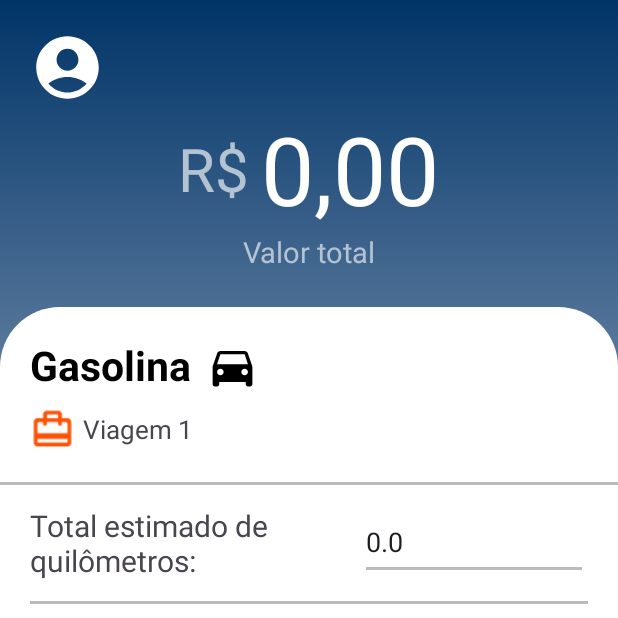
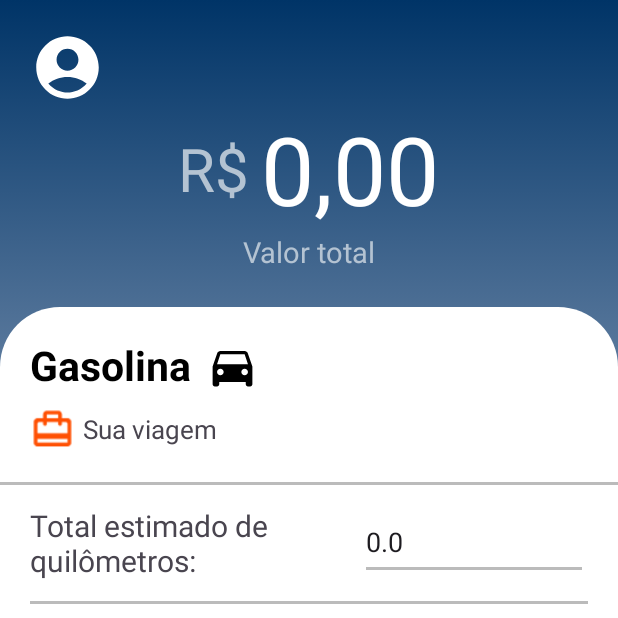
Before and after one commit to GeoHBR/ProjetoMobile, an Android app: the Gasolina screen opened directly, with no data from a screen before it, on a phone screen of 412 x 824 dp, the top half of it. Run offline under Robolectric (Android 15) with nearby library versions, the phone set to English and light mode, and no system bars.

Commit message:
texto viagem

```diff
--- a/app/src/main/res/layout/activity_entretenimento.xml
+++ b/app/src/main/res/layout/activity_entretenimento.xml
@@ -134,7 +134,7 @@
                             android:layout_width="wrap_content"
                             android:layout_height="wrap_content"
                             android:layout_marginStart="5dp"
-                            android:text="Viagem 1"
+                            android:text="Sua viagem"
                             android:textSize="17sp" />
                 </LinearLayout>
 
--- a/app/src/main/res/layout/activity_gasolina.xml
+++ b/app/src/main/res/layout/activity_gasolina.xml
@@ -123,7 +123,7 @@
                     android:layout_width="wrap_content"
                     android:layout_height="wrap_content"
                     android:layout_marginStart="5dp"
-                    android:text="Viagem 1"
+                    android:text="Sua viagem"
                     android:textSize="17sp" />
 
             </LinearLayout>
--- a/app/src/main/res/layout/activity_hospedagem.xml
+++ b/app/src/main/res/layout/activity_hospedagem.xml
@@ -125,7 +125,7 @@
                     android:layout_width="wrap_content"
                     android:layout_height="wrap_content"
                     android:layout_marginStart="5dp"
-                    android:text="Viagem 1"
+                    android:text="Sua viagem"
                     android:textSize="17sp" />
 
             </LinearLayout>
--- a/app/src/main/res/layout/activity_refeicoes.xml
+++ b/app/src/main/res/layout/activity_refeicoes.xml
@@ -125,7 +125,7 @@
                     android:layout_width="wrap_content"
                     android:layout_height="wrap_content"
                     android:layout_marginStart="5dp"
-                    android:text="Viagem 1"
+                    android:text="Sua viagem"
                     android:textSize="17sp" />
 
             </LinearLayout>
--- a/app/src/main/res/layout/activity_tarifa_aerea.xml
+++ b/app/src/main/res/layout/activity_tarifa_aerea.xml
@@ -121,7 +121,7 @@
                     android:layout_width="wrap_content"
                     android:layout_height="wrap_content"
                     android:layout_marginStart="5dp"
-                    android:text="Viagem 1"
+                    android:text="Sua viagem"
                     android:textSize="17sp" />
 
             </LinearLayout>
```
